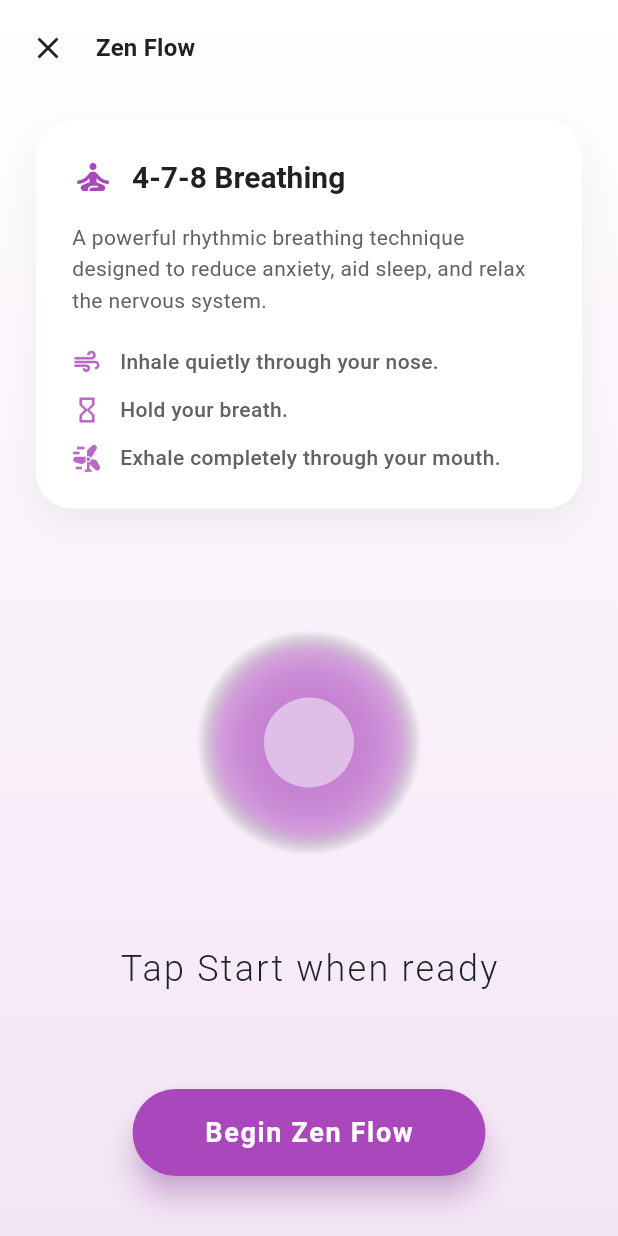
After one commit to kumaranJaisankar1/livepoised_mobile, a Flutter app: the ZenFlowView screen opened by its route, on a phone screen of 412 x 824 dp. The commit adds this screen. Run offline on Flutter 3.47's test engine with Material 3 defaults, Android fonts, the phone set to English and light mode, and no system bars; our stand-ins replace dio, firebase_core, firebase_messaging, flutter_dotenv, flutter_local_notifications, flutter_secure_storage and 10 more; missing offline and left inert: any_link_preview, flutter_appauth; accounts and stored records are empty; network calls fail.

Commit message:
Ui fixes and game enhancement

```diff
--- a/lib/features/neuro_wellness/presentation/controllers/neuro_wellness_controller.dart
+++ b/lib/features/neuro_wellness/presentation/controllers/neuro_wellness_controller.dart
@@ -7,6 +7,8 @@ class NeuroWellnessController extends GetxController {
   void startGame(String gameId) {
     if (gameId == 'memory_recall') {
       Get.toNamed('/neuro-wellness/memory-recall');
+    } else if (gameId == 'zen_flow') {
+      Get.toNamed('/neuro-wellness/zen-flow');
     } else {
       Get.snackbar("Coming Soon", "This game is currently under development.");
     }
--- /dev/null
+++ b/lib/features/neuro_wellness/presentation/views/zen_flow_view.dart
@@ -0,0 +1,367 @@
+import 'package:flutter/material.dart';
+import 'package:flutter/services.dart';
+import 'package:get/get.dart';
+import 'dart:async';
+
+class ZenFlowView extends StatefulWidget {
+  const ZenFlowView({super.key});
+
+  @override
+  State<ZenFlowView> createState() => _ZenFlowViewState();
+}
+
+enum BreathingPhase { initial, inhale, hold, exhale }
+
+class _ZenFlowViewState extends State<ZenFlowView> with SingleTickerProviderStateMixin {
+  late AnimationController _controller;
+  late Animation<double> _scaleAnimation;
+
+  bool _isStarted = false;
+  BreathingPhase _currentPhase = BreathingPhase.initial;
+  int _countdown = 0;
+  Timer? _phaseTimer;
+  Timer? _countdownTimer;
+
+  // 4-7-8 method timings
+  final int _inhaleDuration = 4;
+  final int _holdDuration = 7;
+  final int _exhaleDuration = 8;
+
+  @override
+  void initState() {
+    super.initState();
+    _controller = AnimationController(vsync: this);
+    _scaleAnimation = Tween<double>(begin: 1.0, end: 2.0).animate(
+      CurvedAnimation(parent: _controller, curve: Curves.easeInOutSine),
+    );
+  }
+
+  @override
+  void dispose() {
+    _controller.dispose();
+    _phaseTimer?.cancel();
+    _countdownTimer?.cancel();
+    super.dispose();
+  }
+
+  void _startBreathingCycle() {
+    setState(() {
+      _isStarted = true;
+    });
+    _runInhalePhase();
+  }
+
+  void _runInhalePhase() {
+    if (!mounted) return;
+    setState(() {
+      _currentPhase = BreathingPhase.inhale;
+      _countdown = _inhaleDuration;
+    });
+
+    HapticFeedback.lightImpact();
+    _controller.duration = Duration(seconds: _inhaleDuration);
+    _controller.forward();
+
+    _startCountdownTimer();
+
+    _phaseTimer?.cancel();
+    _phaseTimer = Timer(Duration(seconds: _inhaleDuration), () {
+      _runHoldPhase();
+    });
+  }
+
+  void _runHoldPhase() {
+    if (!mounted) return;
+    setState(() {
+      _currentPhase = BreathingPhase.hold;
+      _countdown = _holdDuration;
+    });
+
+    HapticFeedback.mediumImpact();
+
+    _startCountdownTimer();
+
+    _phaseTimer?.cancel();
+    _phaseTimer = Timer(Duration(seconds: _holdDuration), () {
+      _runExhalePhase();
+    });
+  }
+
+  void _runExhalePhase() {
+    if (!mounted) return;
+    setState(() {
+      _currentPhase = BreathingPhase.exhale;
+      _countdown = _exhaleDuration;
+    });
+
+    HapticFeedback.lightImpact();
+    _controller.duration = Duration(seconds: _exhaleDuration);
+    _controller.reverse();
+
+    _startCountdownTimer();
+
+    _phaseTimer?.cancel();
+    _phaseTimer = Timer(Duration(seconds: _exhaleDuration), () {
+      HapticFeedback.heavyImpact();
+      _runInhalePhase(); // Loop
+    });
+  }
+
+  void _startCountdownTimer() {
+    _countdownTimer?.cancel();
+    _countdownTimer = Timer.periodic(const Duration(seconds: 1), (timer) {
+      if (!mounted) {
+        timer.cancel();
+        return;
+      }
+      setState(() {
+        if (_countdown > 1) {
+          _countdown--;
+        } else {
+          timer.cancel();
+        }
+      });
+    });
+  }
+
+  void _stopBreathingCycle() {
+    setState(() {
+      _isStarted = false;
+      _currentPhase = BreathingPhase.initial;
+      _countdown = 0;
+    });
+    _phaseTimer?.cancel();
+    _countdownTimer?.cancel();
+    _controller.stop();
+    _controller.reverse(from: _controller.value);
+  }
+
+  String _getPhaseInstruction() {
+    switch (_currentPhase) {
+      case BreathingPhase.initial:
+        return "Tap Start when ready";
+      case BreathingPhase.inhale:
+        return "Breathe In...";
+      case BreathingPhase.hold:
+        return "Hold...";
+      case BreathingPhase.exhale:
+        return "Breathe Out...";
+    }
+  }
+
+  @override
+  Widget build(BuildContext context) {
+    final theme = Theme.of(context);
+    final isDark = theme.brightness == Brightness.dark;
+
+    return Scaffold(
+      backgroundColor: theme.scaffoldBackgroundColor,
+      body: Stack(
+        children: [
+          // Ambient Background
+          Positioned.fill(
+            child: AnimatedContainer(
+              duration: const Duration(seconds: 2),
+              decoration: BoxDecoration(
+                gradient: LinearGradient(
+                  begin: Alignment.topCenter,
+                  end: Alignment.bottomCenter,
+                  colors: isDark
+                    ? [
+                        theme.colorScheme.surface,
+                        const Color(0xFF1A1525), // Deep purple tint
+                      ]
+                    : [
+                        Colors.white,
+                        const Color(0xFFF3E5F5), // Light purple tint
+                      ],
+                ),
+              ),
+            ),
+          ),
+          SafeArea(
+            child: Column(
+              children: [
+                _buildAppBar(context, theme),
+                if (!_isStarted) _buildIntroCard(theme),
+                const Spacer(),
+                _buildBreathingVisualizer(theme),
+                const Spacer(),
+                _buildControls(theme),
+                const SizedBox(height: 40),
+              ],
+            ),
+          ),
+        ],
+      ),
+    );
+  }
+
+  Widget _buildAppBar(BuildContext context, ThemeData theme) {
+    return Padding(
+      padding: const EdgeInsets.all(8.0),
+      child: Row(
+        children: [
+          IconButton(
+            icon: const Icon(Icons.close),
+            onPressed: () => Get.back(),
+          ),
+          const SizedBox(width: 8),
+          Text(
+            "Zen Flow",
+            style: theme.textTheme.titleMedium?.copyWith(fontWeight: FontWeight.bold)
+          ),
+        ],
+      ),
+    );
+  }
+
+  Widget _buildIntroCard(ThemeData theme) {
+    final isDark = theme.brightness == Brightness.dark;
+
+    return Container(
+      margin: const EdgeInsets.symmetric(horizontal: 24, vertical: 16),
+      padding: const EdgeInsets.all(24),
+      decoration: BoxDecoration(
+        color: isDark ? theme.colorScheme.surfaceVariant.withOpacity(0.5) : Colors.white,
+        borderRadius: BorderRadius.circular(24),
+        boxShadow: [
+          BoxShadow(
+            color: Colors.black.withOpacity(isDark ? 0.2 : 0.05),
+            blurRadius: 20,
+            offset: const Offset(0, 10),
+          ),
+        ],
+      ),
+      child: Column(
+        crossAxisAlignment: CrossAxisAlignment.start,
+        children: [
+          Row(
+            children: [
+              Icon(Icons.self_improvement, color: Colors.purple[400], size: 28),
+              const SizedBox(width: 12),
+              Text(
+                "4-7-8 Breathing",
+                style: theme.textTheme.titleLarge?.copyWith(fontWeight: FontWeight.bold),
+              ),
+            ],
+          ),
+          const SizedBox(height: 16),
+          const Text(
+            "A powerful rhythmic breathing technique designed to reduce anxiety, aid sleep, and relax the nervous system.",
+            style: TextStyle(height: 1.5, fontSize: 14),
+          ),
+          const SizedBox(height: 20),
+          _buildBenefitRow(Icons.air, "Inhale quietly through your nose."),
+          const SizedBox(height: 12),
+          _buildBenefitRow(Icons.hourglass_empty, "Hold your breath."),
+          const SizedBox(height: 12),
+          _buildBenefitRow(Icons.wind_power, "Exhale completely through your mouth."),
+        ],
+      ),
+    );
+  }
+
+  Widget _buildBenefitRow(IconData icon, String text) {
+    return Row(
+      children: [
+        Icon(icon, size: 20, color: Colors.purple[300]),
+        const SizedBox(width: 12),
+        Expanded(child: Text(text, style: const TextStyle(fontWeight: FontWeight.w500))),
+      ],
+    );
+  }
+
+  Widget _buildBreathingVisualizer(ThemeData theme) {
+    return Column(
+      mainAxisAlignment: MainAxisAlignment.center,
+      children: [
+        AnimatedBuilder(
+          animation: _scaleAnimation,
+          builder: (context, child) {
+            return Transform.scale(
+              scale: _scaleAnimation.value,
+              child: Container(
+                width: 150,
+                height: 150,
+                decoration: BoxDecoration(
+                  shape: BoxShape.circle,
+                  gradient: RadialGradient(
+                    colors: [
+                      Colors.purple[300]!.withOpacity(0.8),
+                      Colors.purple[500]!.withOpacity(0.4),
+                      Colors.transparent,
+                    ],
+                    stops: const [0.4, 0.8, 1.0],
+                  ),
+                ),
+                child: Center(
+                  child: Container(
+                    width: 60,
+                    height: 60,
+                    decoration: BoxDecoration(
+                      shape: BoxShape.circle,
+                      color: theme.scaffoldBackgroundColor.withOpacity(0.5),
+                    ),
+                  ),
+                ),
+              ),
+            );
+          },
+        ),
+        const SizedBox(height: 60),
+        AnimatedSwitcher(
+          duration: const Duration(milliseconds: 300),
+          child: Column(
+            key: ValueKey<BreathingPhase>(_currentPhase),
+            children: [
+              Text(
+                _getPhaseInstruction(),
+                style: theme.textTheme.headlineMedium?.copyWith(
+                  fontWeight: FontWeight.w300,
+                  letterSpacing: 1.5,
+                ),
+              ),
+              if (_isStarted) ...[
+                const SizedBox(height: 8),
+                Text(
+                  "$_countdown",
+                  style: theme.textTheme.displayMedium?.copyWith(
+                    fontWeight: FontWeight.bold,
+                    color: Colors.purple[400],
+                  ),
+                ),
+              ]
+            ],
+          ),
+        ),
+      ],
+    );
+  }
+
+  Widget _buildControls(ThemeData theme) {
+    return _isStarted
+        ? TextButton.icon(
+            onPressed: _stopBreathingCycle,
+            icon: const Icon(Icons.stop_circle_outlined, color: Colors.grey),
+            label: const Text("Stop Session", style: TextStyle(color: Colors.grey)),
+          )
+        : ElevatedButton(
+            onPressed: _startBreathingCycle,
+            style: ElevatedButton.styleFrom(
+              backgroundColor: Colors.purple[400],
+              foregroundColor: Colors.white,
+              padding: const EdgeInsets.symmetric(horizontal: 48, vertical: 16),
+              shape: RoundedRectangleBorder(
+                borderRadius: BorderRadius.circular(30),
+              ),
+              elevation: 8,
+              shadowColor: Colors.purple.withOpacity(0.5),
+            ),
+            child: const Text(
+              "Begin Zen Flow",
+              style: TextStyle(fontSize: 18, fontWeight: FontWeight.bold, letterSpacing: 1.1),
+            ),
+          );
+  }
+}
--- a/lib/routes/app_pages.dart
+++ b/lib/routes/app_pages.dart
@@ -25,6 +25,7 @@ import '../features/network/presentation/controllers/network_controller.dart';
 import '../features/neuro_wellness/presentation/views/neuro_wellness_lobby_view.dart';
 import '../features/neuro_wellness/presentation/controllers/neuro_wellness_controller.dart';
 import '../features/neuro_wellness/presentation/views/memory_recall_game_view.dart';
+import '../features/neuro_wellness/presentation/views/zen_flow_view.dart';
 
 class AppPages {
   static const initial = '/splash';
@@ -126,5 +127,10 @@ class AppPages {
       page: () => const MemoryRecallGameView(),
       middlewares: [AuthMiddleware()],
     ),
+    GetPage(
+      name: '/neuro-wellness/zen-flow',
+      page: () => const ZenFlowView(),
+      middlewares: [AuthMiddleware()],
+    ),
   ];
 }
```
Also changed, not shown: lib/features/auth/auth_controller.dart (+35 -2 lines), lib/features/neuro_wellness/presentation/views/memory_recall_game_view.dart (+39 -5 lines), lib/features/neuro_wellness/presentation/views/neuro_wellness_lobby_view.dart (+10 -10 lines), lib/features/profile/presentation/controllers/profile_controller.dart (+6 -2 lines), lib/features/profile/presentation/views/profile_view.dart (+37 -8 lines).
